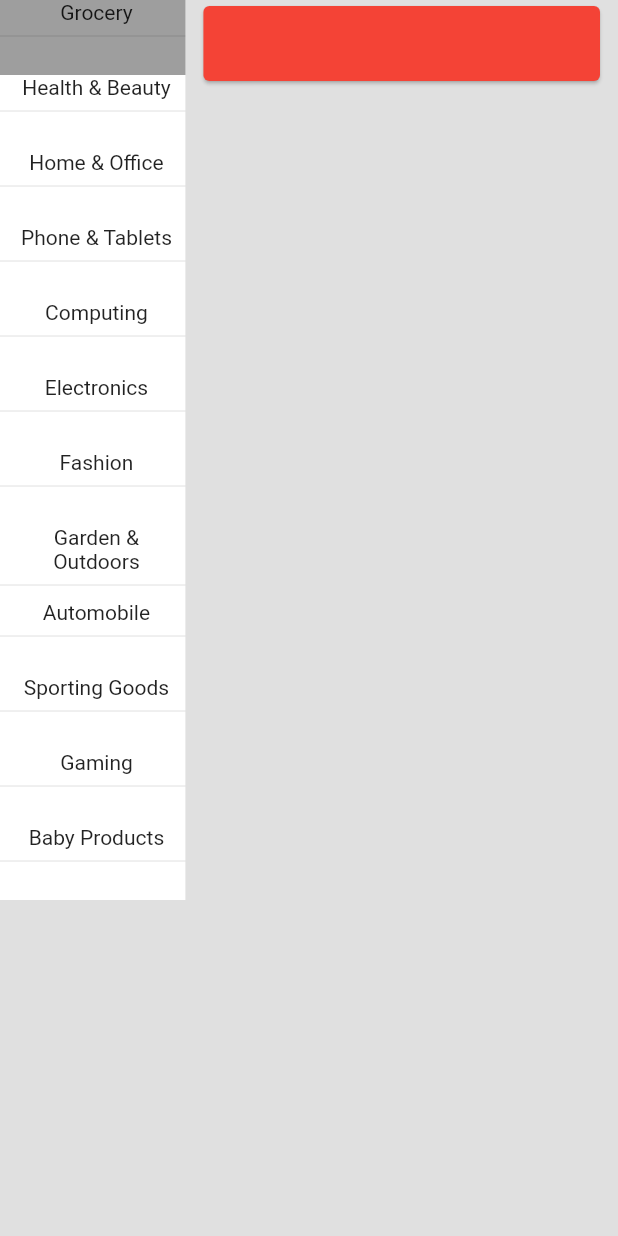
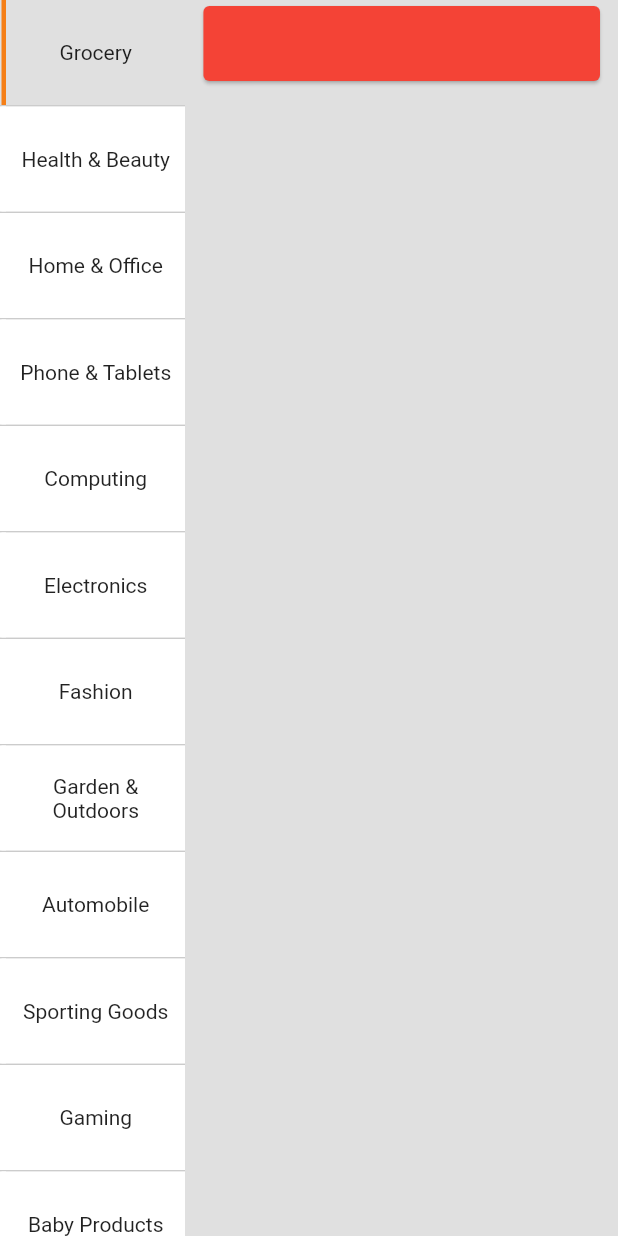
Before and after one commit to eoeefosa/zcommerce, a Flutter app: the CategoriesScreen screen opened directly, on a phone screen of 412 x 824 dp. Run offline on Flutter 3.47's test engine with Material 2 defaults, Android fonts, the light colour scheme and no system bars; our stand-ins replace carousel_slider.

Commit message:
updated categories screen arragement

```diff
--- a/lib/view/categories.dart
+++ /dev/null
@@ -1,137 +0,0 @@
-import 'package:flutter/material.dart';
-
-class CategoriesScreen extends StatelessWidget {
-  const CategoriesScreen({super.key});
-
-  @override
-  Widget build(BuildContext context) {
-    final size = MediaQuery.of(context).size;
-    return Scaffold(
-        backgroundColor: Colors.grey[300],
-        body: Row(
-          children: [
-            ListCategoryTab(
-              size: size,
-              titles: const [
-                "Grocery",
-                "Health & Beauty",
-                "Home & Office",
-                "Phone & Tablets",
-                "Computing",
-                "Electronics",
-                "Fashion",
-                "Garden & Outdoors",
-                "Automobile",
-                "Sporting Goods",
-                "Gaming",
-                "Baby Products"
-              ],
-            ),
-            SizedBox(
-              width: size.width * .7,
-              child: Padding(
-                padding: const EdgeInsets.symmetric(horizontal: 8.0),
-                child: Column(
-                  children: [
-                    Card(
-                      color: Colors.red,
-                      child: SizedBox(
-                        height: 50,
-                        width: size.width * .70,
-                      ),
-                    )
-                  ],
-                ),
-              ),
-            )
-          ],
-        ));
-  }
-}
-
-class ListCategoryTab extends StatefulWidget {
-  const ListCategoryTab({
-    super.key,
-    required this.size,
-    required this.titles,
-  });
-
-  final Size size;
-  final List<String> titles;
-
-  @override
-  State<ListCategoryTab> createState() => _ListCategoryTabState();
-}
-
-class _ListCategoryTabState extends State<ListCategoryTab> {
-  int _selected = 0;
-  void changeSelected(int index) {
-    setState(() {
-      _selected = index;
-    });
-  }
-
-  @override
-  Widget build(BuildContext context) {
-    return SizedBox(
-      width: widget.size.width * .30,
-      child: ListView.builder(
-        itemCount: widget.titles.length,
-        itemBuilder: (context, index) {
-          final category = widget.titles[index];
-          return InkWell(
-            onTap: () {
-              changeSelected(index);
-            },
-            child: CategoryTab(
-              isSelected: _selected == index,
-              title: category,
-            ),
-          );
-        },
-      ),
-    );
-  }
-}
-
-class CategoryTab extends StatelessWidget {
-  const CategoryTab({
-    super.key,
-    required this.isSelected,
-    required this.title,
-  });
-  final bool isSelected;
-  final String title;
-
-  @override
-  Widget build(BuildContext context) {
-    return Column(
-      children: [
-        Container(
-            height: 50,
-            color: isSelected ? Colors.grey : Colors.white,
-            child: Column(
-              children: [
-                Row(
-                  mainAxisAlignment: MainAxisAlignment.spaceBetween,
-                  children: [
-                    Container(
-                        color: isSelected ? Colors.yellow[900] : Colors.white,
-                        width: 5),
-                    Expanded(
-                        child: Padding(
-                      padding: const EdgeInsets.symmetric(horizontal: 4.0),
-                      child: Text(
-                        title,
-                        textAlign: TextAlign.center,
-                      ),
-                    )),
-                  ],
-                ),
-                const Divider(),
-              ],
-            )),
-      ],
-    );
-  }
-}
--- /dev/null
+++ b/lib/view/category screen/categories.dart
@@ -0,0 +1,53 @@
+import 'package:flutter/material.dart';
+
+import 'components/listofcategoryframe.dart';
+
+class CategoriesScreen extends StatelessWidget {
+  const CategoriesScreen({super.key});
+
+  @override
+  Widget build(BuildContext context) {
+    final size = MediaQuery.of(context).size;
+    return Scaffold(
+        backgroundColor: Colors.grey[300],
+        body: Row(
+          children: [
+            ListOfCategoryTabFrame(
+              size: size,
+              // TODO: GET FROM API
+              titles: const [
+                "Grocery",
+                "Health & Beauty",
+                "Home & Office",
+                "Phone & Tablets",
+                "Computing",
+                "Electronics",
+                "Fashion",
+                "Garden & Outdoors",
+                "Automobile",
+                "Sporting Goods",
+                "Gaming",
+                "Baby Products"
+              ],
+            ),
+            SizedBox(
+              width: size.width * .7,
+              child: Padding(
+                padding: const EdgeInsets.symmetric(horizontal: 8.0),
+                child: Column(
+                  children: [
+                    Card(
+                      color: Colors.red,
+                      child: SizedBox(
+                        height: 50,
+                        width: size.width * .70,
+                      ),
+                    )
+                  ],
+                ),
+              ),
+            )
+          ],
+        ));
+  }
+}
--- /dev/null
+++ b/lib/view/category screen/components/cateforytabitem.dart
@@ -0,0 +1,41 @@
+import 'package:flutter/material.dart';
+
+class CategoryTabitem extends StatelessWidget {
+  const CategoryTabitem({
+    super.key,
+    required this.isSelected,
+    required this.title,
+  });
+  final bool isSelected;
+  final String title;
+
+  @override
+  Widget build(BuildContext context) {
+    return Column(
+      children: [
+        Container(
+            height: 70,
+            color: isSelected ? Colors.grey[300] : Colors.white,
+            child: Row(
+              mainAxisSize: MainAxisSize.min,
+              // mainAxisAlignment: MainAxisAlignment.spaceBetween,
+              children: [
+                const SizedBox(width: 1),
+                Container(
+                    color: isSelected ? Colors.yellow[900] : Colors.white,
+                    width: 3),
+                Expanded(
+                    child: Padding(
+                  padding: const EdgeInsets.symmetric(horizontal: 4.0),
+                  child: Text(
+                    title,
+                    textAlign: TextAlign.center,
+                  ),
+                )),
+              ],
+            )),
+        const Divider(height: 1),
+      ],
+    );
+  }
+}
--- /dev/null
+++ b/lib/view/category screen/components/listofcategoryframe.dart
@@ -0,0 +1,47 @@
+import 'package:flutter/material.dart';
+import 'package:zcommerce/view/category%20screen/components/cateforytabitem.dart';
+
+class ListOfCategoryTabFrame extends StatefulWidget {
+  const ListOfCategoryTabFrame({
+    super.key,
+    required this.size,
+    required this.titles,
+  });
+
+  final Size size;
+  final List<String> titles;
+
+  @override
+  State<ListOfCategoryTabFrame> createState() => _ListCategoryTabState();
+}
+
+class _ListCategoryTabState extends State<ListOfCategoryTabFrame> {
+  int _selected = 0;
+  void changeSelected(int index) {
+    setState(() {
+      _selected = index;
+    });
+  }
+
+  @override
+  Widget build(BuildContext context) {
+    return SizedBox(
+      width: widget.size.width * .30,
+      child: ListView.builder(
+        itemCount: widget.titles.length,
+        itemBuilder: (context, index) {
+          final category = widget.titles[index];
+          return InkWell(
+            onTap: () {
+              changeSelected(index);
+            },
+            child: CategoryTabitem(
+              isSelected: _selected == index,
+              title: category,
+            ),
+          );
+        },
+      ),
+    );
+  }
+}
--- a/lib/view/screen.dart
+++ b/lib/view/screen.dart
@@ -1,6 +1,6 @@
 import 'package:flutter/material.dart';
 import 'package:zcommerce/view/account.dart';
-import 'package:zcommerce/view/categories.dart';
+import 'package:zcommerce/view/category%20screen/categories.dart';
 import 'package:zcommerce/view/feedscreen/feed.dart';
 import 'package:zcommerce/view/help.dart';
 import 'package:zcommerce/view/homescreen.dart';
--- a/lib/widgets/searchappbar.dart
+++ /dev/null
@@ -1,10 +0,0 @@
-import 'package:flutter/material.dart';
-
-class SearchAppBar extends StatelessWidget {
-  const SearchAppBar({super.key});
-
-  @override
-  Widget build(BuildContext context) {
-    return const Placeholder();
-  }
-}
--- a/pubspec.yaml
+++ b/pubspec.yaml
@@ -1,7 +1,7 @@
 name: zcommerce
 description: A new Flutter project.
 publish_to: 'none'
-version: 0.1.0
+version: 1.0.0
 
 environment:
   sdk: '>=3.1.5 <4.0.0'
```
Also changed, not shown: 2 other files.
